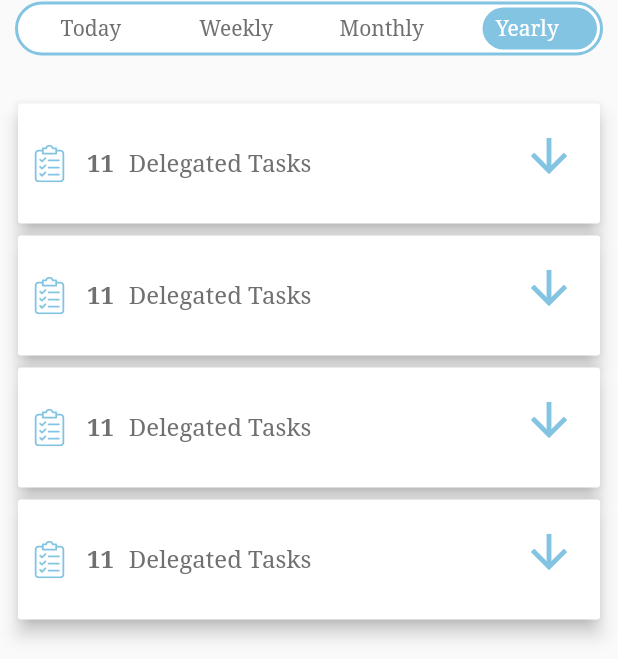
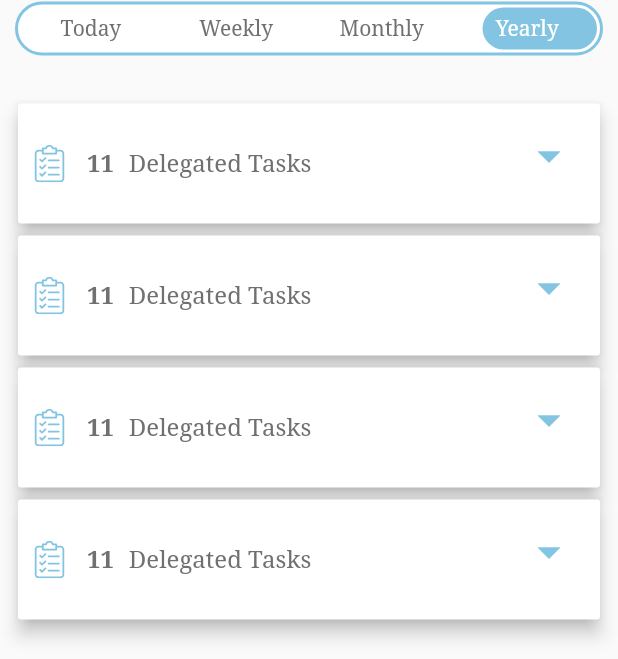
Before and after one commit to suvro467/auto_pilot, a Flutter app: the AutoPilotTasks widget shown alone on an empty page, opened directly, on a phone screen of 412 x 824 dp. Shown: the part 258-917 px from the top of the screen. Run offline on Flutter 3.47's test engine with Material 2 defaults, Android fonts, the phone set to English and light mode, and no system bars; drawn by our look-alikes of pie_chart; our stand-ins replace another_flushbar, flutter_svg, google_fonts, hexcolor; project files that could hold a hidden picture were left out.

Commit message:
Changes done in Tasks

```diff
--- a/lib/screens/bottom_navigation_screens/auto_pilot_tasks.dart
+++ b/lib/screens/bottom_navigation_screens/auto_pilot_tasks.dart
@@ -36,11 +36,18 @@ class _AutoPilotTasksState extends State<AutoPilotTasks> {
   int cupertinoTabBarVIIIValueGetter() => cupertinoTabBarVIIIValue;
 
   int totalDelegatedTasks = 11;
-  late Icon trailingIcon = Icon(
-    Icons.arrow_downward,
-    color: Globals.appColor,
-    size: 36,
-  );
+  late Icon trailingIcon;
+
+  @override
+  void initState() {
+    super.initState();
+
+    trailingIcon = Icon(
+      Icons.arrow_drop_down,
+      color: Globals.appColor,
+      size: 36,
+    );
+  }
 
   @override
   Widget build(BuildContext context) {
```
Also changed, not shown: 1 other file.
